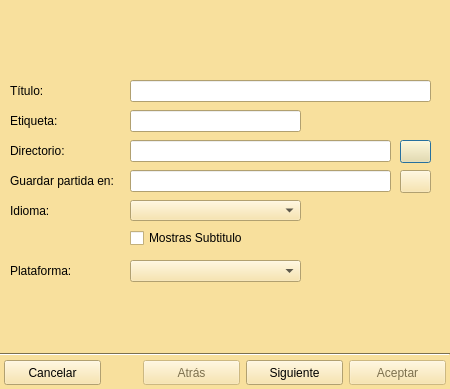
Monthy/gr-lida, file ui/svmadd.ui: the form before one commit.
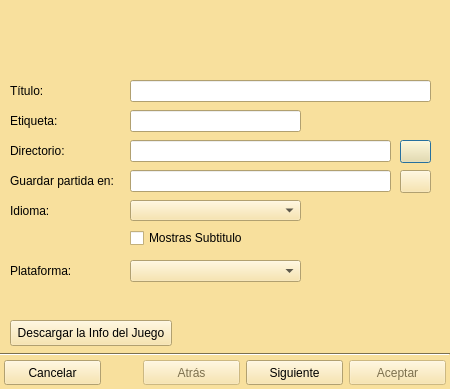
The form after the commit. The open tabs and pages were chosen to show the change. Icons and pictures are not drawn.

Commit message: Añadido buscar y descargar la info del juego en los asistentes de los emuladores.

```diff
--- a/ui/svmadd.ui
+++ b/ui/svmadd.ui
@@ -507,6 +507,14 @@
       </layout>
      </widget>
      <widget class="QWidget" name="page_2" >
+      <property name="geometry" >
+       <rect>
+        <x>0</x>
+        <y>0</y>
+        <width>450</width>
+        <height>293</height>
+       </rect>
+      </property>
       <widget class="QPushButton" name="btnDirSvm_1" >
        <property name="geometry" >
         <rect>
@@ -690,6 +698,23 @@
         <string>Mostras Subtitulo</string>
        </property>
       </widget>
+      <widget class="QPushButton" name="btnDescargarInfo" >
+       <property name="geometry" >
+        <rect>
+         <x>10</x>
+         <y>260</y>
+         <width>162</width>
+         <height>26</height>
+        </rect>
+       </property>
+       <property name="text" >
+        <string>Descargar la Info del Juego</string>
+       </property>
+       <property name="icon" >
+        <iconset resource="../res/grlida.qrc" >
+         <normaloff>:/img16/go-down.png</normaloff>:/img16/go-down.png</iconset>
+       </property>
+      </widget>
      </widget>
      <widget class="QWidget" name="page_3" >
       <widget class="QCheckBox" name="chkSvm_fullscreen" >
```
Left out of the diff: 118 changed lines with no effect on the pictures. The commit also changes 8 other files.
